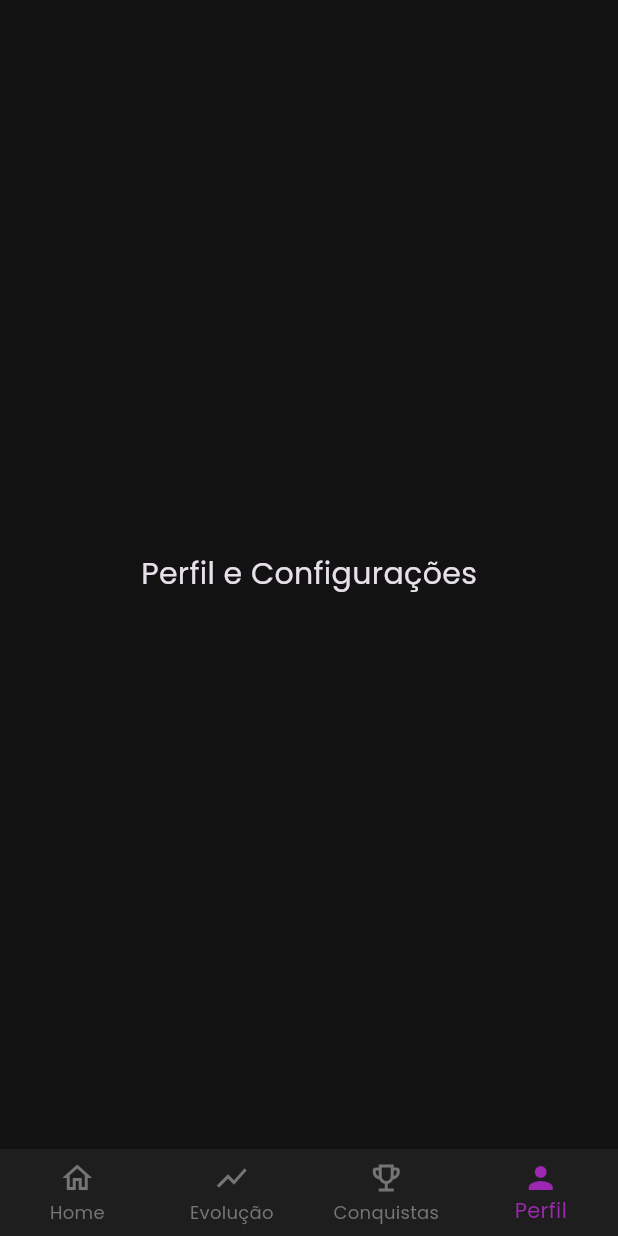
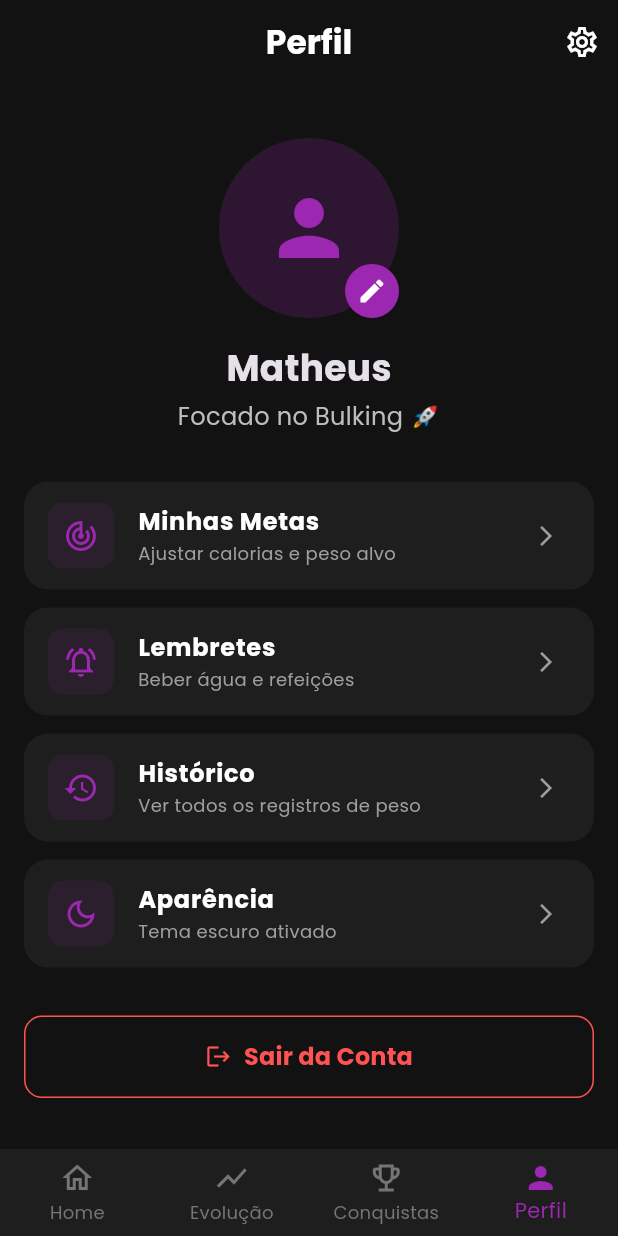
Before and after one commit to silvaaszx/BulkingTracker, a Flutter app: the screen it shows after launch, item 4 of the bottom bar chosen, on a phone screen of 412 x 824 dp. Run offline on Flutter 3.47's test engine with Material 3 defaults, Android fonts, the phone set to English and light mode, and no system bars; our stand-ins replace fl_chart, google_fonts.

Commit message:
feat: adiciona ProfileScreen e conecta ao MainScreen

```diff
--- a/lib/features/main/presentation/main_screen.dart
+++ b/lib/features/main/presentation/main_screen.dart
@@ -2,6 +2,7 @@ import 'package:flutter/material.dart';
 import 'package:bulkingtracker/features/dashboard/presentation/dashboard_screen.dart'; // Import da Dashboard
 import 'package:bulkingtracker/features/dashboard/presentation/achievements_screen.dart'; // Import das Conquistas
 import 'package:bulkingtracker/features/progress/presentation/progress_screen.dart';
+import 'package:bulkingtracker/features/profile/presentation/profile_screen.dart'; // Import do Perfil
 
 class MainScreen extends StatefulWidget {
   const MainScreen({super.key});
@@ -18,7 +19,7 @@ class _MainScreenState extends State<MainScreen> {
     const DashboardScreen(),
     const ProgressScreen(), // <-- A mágica do gráfico entra aqui!
     const AchievementsScreen(),
-    const Center(child: Text('Perfil e Configurações', style: TextStyle(fontSize: 20))),
+    const ProfileScreen(),
   ];
 
   @override
--- /dev/null
+++ b/lib/features/profile/presentation/profile_screen.dart
@@ -0,0 +1,121 @@
+import 'package:flutter/material.dart';
+
+class ProfileScreen extends StatelessWidget {
+  const ProfileScreen({super.key});
+
+  @override
+  Widget build(BuildContext context) {
+    final primaryColor = Theme.of(context).colorScheme.primary;
+
+    return Scaffold(
+      appBar: AppBar(
+        title: const Text('Perfil', style: TextStyle(fontWeight: FontWeight.bold)),
+        actions: [
+          IconButton(
+            icon: const Icon(Icons.settings_outlined),
+            onPressed: () {}, // Espaço para futura tela de configurações
+          ),
+        ],
+      ),
+      body: SingleChildScrollView(
+        padding: const EdgeInsets.all(16.0),
+        child: Column(
+          crossAxisAlignment: CrossAxisAlignment.center,
+          children: [
+            const SizedBox(height: 20),
+
+            // Avatar do Usuário com um detalhe roxo
+            Stack(
+              alignment: Alignment.bottomRight,
+              children: [
+                CircleAvatar(
+                  radius: 60,
+                  backgroundColor: primaryColor.withOpacity(0.2),
+                  child: Icon(Icons.person, size: 60, color: primaryColor), // Pode trocar por uma Image.asset depois!
+                ),
+                Container(
+                  padding: const EdgeInsets.all(8),
+                  decoration: BoxDecoration(
+                    color: primaryColor,
+                    shape: BoxShape.circle,
+                  ),
+                  child: const Icon(Icons.edit, size: 20, color: Colors.white),
+                ),
+              ],
+            ),
+
+            const SizedBox(height: 16),
+            const Text(
+              'Matheus',
+              style: TextStyle(fontSize: 24, fontWeight: FontWeight.bold),
+            ),
+            const SizedBox(height: 4),
+            Text(
+              'Focado no Bulking 🚀',
+              style: TextStyle(fontSize: 16, color: Colors.grey[400]),
+            ),
+            const SizedBox(height: 32),
+
+            // Lista de Opções
+            _buildProfileOption(context, Icons.track_changes, 'Minhas Metas', 'Ajustar calorias e peso alvo'),
+            const SizedBox(height: 12),
+            _buildProfileOption(context, Icons.notifications_active_outlined, 'Lembretes', 'Beber água e refeições'),
+            const SizedBox(height: 12),
+            _buildProfileOption(context, Icons.history, 'Histórico', 'Ver todos os registros de peso'),
+            const SizedBox(height: 12),
+            _buildProfileOption(context, Icons.dark_mode_outlined, 'Aparência', 'Tema escuro ativado'),
+
+            const SizedBox(height: 32),
+
+            // Botão de Deslogar
+            SizedBox(
+              width: double.infinity,
+              child: OutlinedButton.icon(
+                style: OutlinedButton.styleFrom(
+                  padding: const EdgeInsets.symmetric(vertical: 16),
+                  side: const BorderSide(color: Colors.redAccent),
+                  shape: RoundedRectangleBorder(
+                    borderRadius: BorderRadius.circular(12),
+                  ),
+                ),
+                onPressed: () {},
+                icon: const Icon(Icons.logout, color: Colors.redAccent),
+                label: const Text(
+                  'Sair da Conta',
+                  style: TextStyle(color: Colors.redAccent, fontSize: 16, fontWeight: FontWeight.bold),
+                ),
+              ),
+            ),
+            const SizedBox(height: 24),
+          ],
+        ),
+      ),
+    );
+  }
+
+  // Widget reaproveitável para os botões da lista
+  Widget _buildProfileOption(BuildContext context, IconData icon, String title, String subtitle) {
+    return Container(
+      decoration: BoxDecoration(
+        color: Theme.of(context).colorScheme.surface,
+        borderRadius: BorderRadius.circular(16),
+      ),
+      child: ListTile(
+        leading: Container(
+          padding: const EdgeInsets.all(10),
+          decoration: BoxDecoration(
+            color: Theme.of(context).colorScheme.primary.withOpacity(0.1),
+            borderRadius: BorderRadius.circular(10),
+          ),
+          child: Icon(icon, color: Theme.of(context).colorScheme.primary),
+        ),
+        title: Text(title, style: const TextStyle(fontWeight: FontWeight.bold)),
+        subtitle: Text(subtitle, style: TextStyle(color: Colors.grey[500], fontSize: 12)),
+        trailing: const Icon(Icons.arrow_forward_ios, size: 16, color: Colors.grey),
+        onTap: () {
+          // Lógica de clique para abrir novas telas no futuro
+        },
+      ),
+    );
+  }
+}
```
